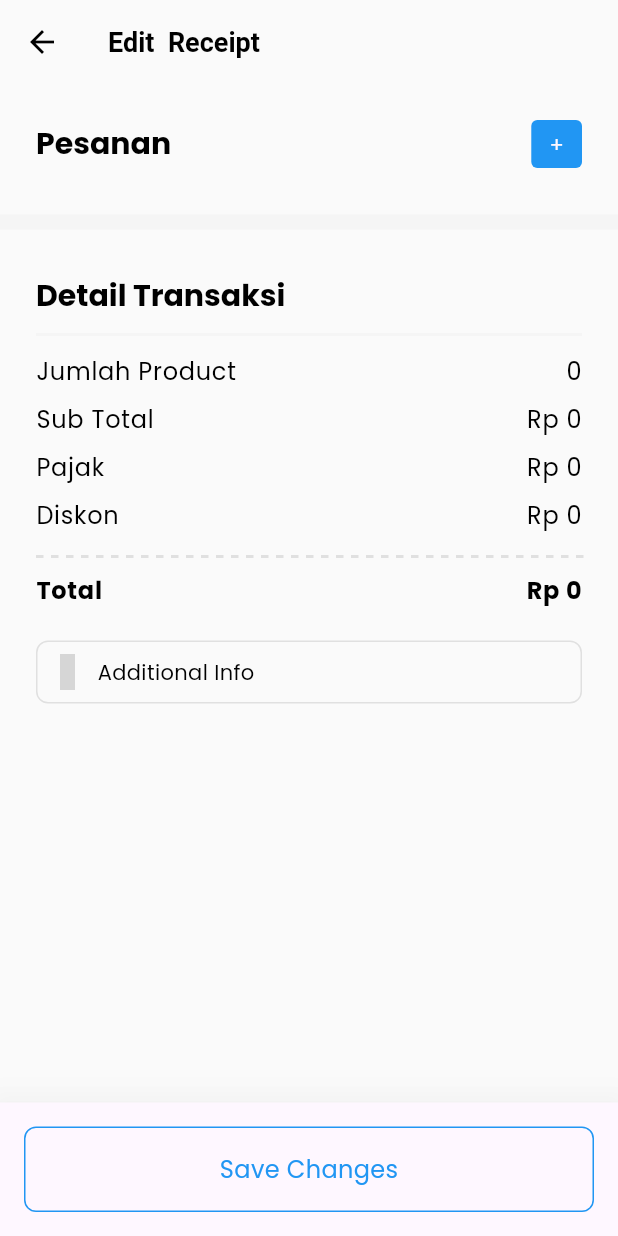
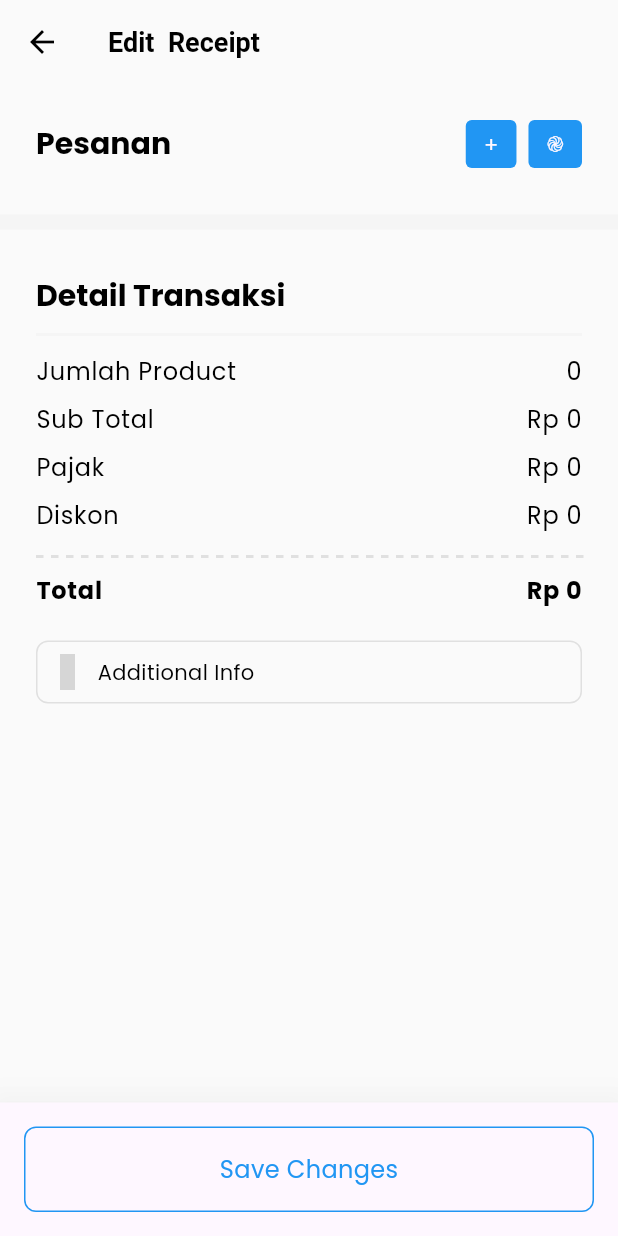
Before and after one commit to farids13/pos, a Flutter app: the SalesEditScreen screen opened directly, on a phone screen of 412 x 824 dp. Run offline on Flutter 3.47's test engine with Material 3 defaults, Android fonts, the phone set to English and light mode, and no system bars; our stand-ins replace badges, barcode_widget, dartz, faker, flutter_riverpod, freezed_annotation and 8 more; missing offline and left inert: flutter_udid, mobile_scanner; accounts and stored records are empty; generated files the repository leaves out were written again; grey boxes are pictures that could not be loaded.

Commit message:
hide some button in receipt edit when journal is "posted"

```diff
--- a/lib/modules/transactions/receipts/sales_edit_screen.dart
+++ b/lib/modules/transactions/receipts/sales_edit_screen.dart
@@ -3,10 +3,11 @@ import 'package:cashier_app/collections/journal/journal_detail.dart';
 import 'package:cashier_app/commons/extensions/extensions.dart';
 import 'package:cashier_app/commons/widgets/button/border_button_widget.dart';
 import 'package:cashier_app/commons/widgets/divider/dotted_divider_widget.dart';
-import 'package:cashier_app/commons/widgets/text/heading_text.dart';
 import 'package:cashier_app/commons/widgets/text/regular_text.dart';
 import 'package:cashier_app/commons/widgets/text/text.dart';
 import 'package:cashier_app/main.dart';
+import 'package:cashier_app/states/selected_journal_provider.dart';
+import 'package:cashier_app/states/selected_product_provider.dart';
 import 'package:cashier_app/utils/constants/dimens.dart';
 import 'package:cashier_app/utils/constants/sizes.dart';
 import 'package:cashier_app/utils/formatters/formatter.dart';
@@ -14,8 +15,6 @@ import 'package:cashier_app/utils/logging/logger.dart';
 import 'package:cashier_app/utils/theme/colors.dart';
 import 'package:cashier_app/utils/theme/theme.dart';
 import 'package:cashier_app/widgets/general_widgets/quantity_and_value_popup.dart';
-import 'package:cashier_app/states/selected_journal_provider.dart';
-import 'package:cashier_app/states/selected_product_provider.dart';
 import 'package:cashier_app/widgets/products/search_and_add_product.dart';
 import 'package:flutter/material.dart';
 import 'package:flutter_riverpod/flutter_riverpod.dart';
@@ -24,9 +23,10 @@ import 'package:intl/intl.dart';
 import 'package:isar/isar.dart';
 
 import '../../../states/selected_journal_detail_provider.dart';
+import '../../../widgets/barcode_scanner_with_list.dart';
 
+part 'sections/item_list_section.dart';
 part 'sections/sale_edit_section.dart';
-part 'sections/item_list_section.dart';
 
 class SalesEditScreen extends ConsumerStatefulWidget {
   const SalesEditScreen({super.key});
@@ -57,6 +57,30 @@ class _SalesManagementScreenState extends ConsumerState<SalesEditScreen> {
 
     String journalType = "";
 
+    switch (selectedJournal.data.type) {
+      case JournalType.incoming:
+        journalType = "Incoming Goods";
+        break;
+      case JournalType.outgoing:
+        journalType = "Outgoing Goods";
+        break;
+      case JournalType.purchase:
+        journalType = "Purchasing";
+        break;
+      case JournalType.sale:
+        journalType = "Sales";
+        break;
+      case JournalType.startingStock:
+        journalType = "Starting Stock";
+        break;
+      case JournalType.stockAdjustment:
+        journalType = "Stock Adjustment";
+        break;
+      default:
+        journalType = "";
+        break;
+    }
+
     var title =
         _isClosed ? "$journalType Receipt Posted" : "Edit $journalType Receipt";
 
@@ -82,19 +106,32 @@ class _SalesManagementScreenState extends ConsumerState<SalesEditScreen> {
               selectedJournal: selectedJournal,
               selectedJournalDetail: selectedJournalDetail,
               selectedProduct: selectedProduct)
-            : SaleEditSection(selectedJournal, addProduct: () async {
+          : SaleEditSection(
+              selectedJournal,
+              addProduct: () async {
                 await Navigator.of(context)
                     .push(MaterialPageRoute(
                         builder: (_) => const SearchAndAddProduct()))
                     .then((value) {
                   setState(() {});
                 });
-              }));
+              },
+              scanBarcode: () async {
+                await Navigator.of(context)
+                    .push(MaterialPageRoute(
+                        builder: (_) => const BarcodeScannerWithList()))
+                    .then((value) {
+                  setState(() {});
+                });
+              },
+            ),
+    );
   }
 }
 
 class _BottomBarWidget extends StatelessWidget {
   final Function() onPressed;
+
   const _BottomBarWidget(this.onPressed);
 
   @override
@@ -142,6 +179,7 @@ class _BottomBarWidget extends StatelessWidget {
 
 class _InfoWidget extends StatelessWidget {
   final String text;
+
   const _InfoWidget(this.text);
 
   @override
@@ -202,6 +240,7 @@ class _buildTest extends ConsumerStatefulWidget {
   final SelectedProduct selectedProduct;
   final SelectedJournal selectedJournal;
   final SelectedJournalDetail selectedJournalDetail;
+
   const _buildTest({
     super.key,
     required this.selectedJournal,
--- a/lib/modules/transactions/receipts/sections/sale_edit_section.dart
+++ b/lib/modules/transactions/receipts/sections/sale_edit_section.dart
@@ -3,7 +3,10 @@ part of "../sales_edit_screen.dart";
 class SaleEditSection extends ConsumerStatefulWidget {
   final SelectedJournal journal;
   final Function() addProduct;
-  const SaleEditSection(this.journal, {super.key, required this.addProduct});
+  final Function() scanBarcode;
+
+  const SaleEditSection(this.journal,
+      {super.key, required this.addProduct, required this.scanBarcode});
 
   @override
   ConsumerState<SaleEditSection> createState() => _SaleEditSectionState();
@@ -50,11 +53,27 @@ class _SaleEditSectionState extends ConsumerState<SaleEditSection> {
                       "Pesanan",
                       style: context.theme.textTheme.headlineSmall,
                     ),
-                    BorderButton(
-                      "+",
-                      isOutlined: false,
-                      onTap: widget.addProduct,
-                    )
+                    SizedBox(
+                      child: Row(
+                        children: [
+                          widget.journal.data.status == JournalStatus.opened
+                              ?
+                          BorderButton(
+                            "+",
+                            isOutlined: false,
+                            onTap: widget.addProduct,
+                          ):const SizedBox(),
+                          Dimens.dp8.width,
+                          widget.journal.data.status == JournalStatus.opened
+                              ? BorderButton(
+                                  "֎",
+                                  isOutlined: false,
+                                  onTap: widget.scanBarcode,
+                                )
+                              : const SizedBox(),
+                        ],
+                      ),
+                    ),
                   ],
                 ),
                 ...widget.journal.data.details.map((e) => _ItemsList(
```
Also changed, not shown: lib/modules/transactions/receipts/sections/item_list_section.dart (+21 -4 lines). Lines whose indentation alone changed are shown as unchanged.
